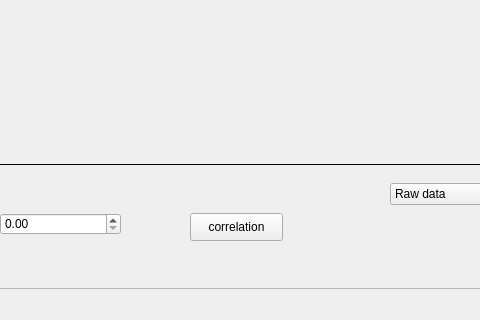
The window that qtdesigner_files/main_gui.ui (gorliks/EBSD_ECCI) describes before a commit, drawn with Qt 5; both pictures show x 705 to 1185 and y 395 to 715 of the 1268 by 715 pixel window.
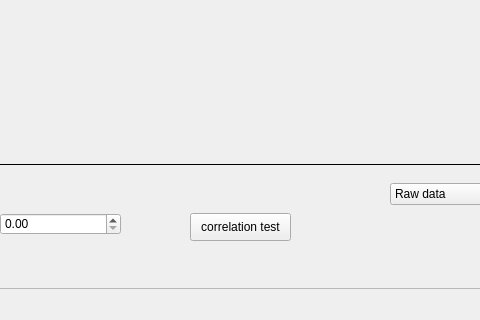
The same window after the commit.

Commit message: correlation (flat images) fixed

Diff of the .ui file:
```diff
--- a/qtdesigner_files/main_gui.ui
+++ b/qtdesigner_files/main_gui.ui
@@ -2694,12 +2694,12 @@
         <rect>
          <x>430</x>
          <y>580</y>
-         <width>93</width>
+         <width>101</width>
          <height>28</height>
         </rect>
        </property>
        <property name="text">
-        <string>correlation</string>
+        <string>correlation test</string>
        </property>
       </widget>
      </widget>
```
The commit also changes 5 other files.
